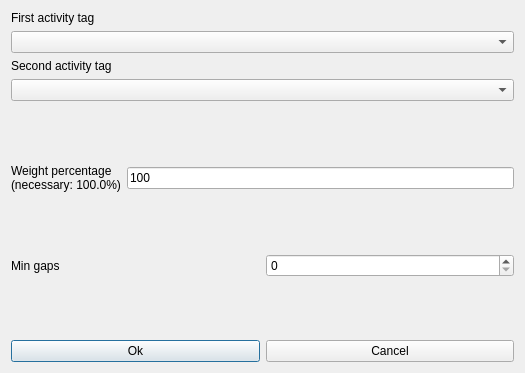
This is fet/src/interface/modifyconstraintstudentsmingapsbetweenorderedpairofactivitytagsform_template.ui in vonmecheln/fet as Qt 5 draws it before an edit. The edited form follows.
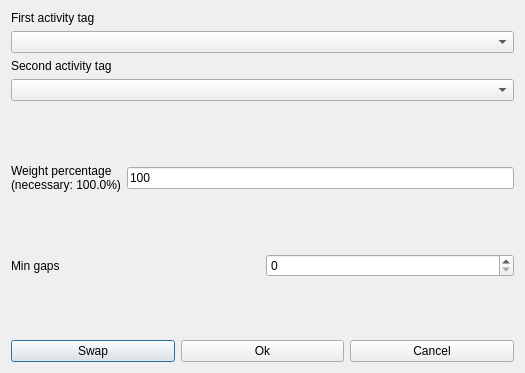
This is the edited form.

```diff
--- a/fet/src/interface/modifyconstraintstudentsmingapsbetweenorderedpairofactivitytagsform_template.ui
+++ b/fet/src/interface/modifyconstraintstudentsmingapsbetweenorderedpairofactivitytagsform_template.ui
@@ -171,6 +171,13 @@
    </item>
    <item>
     <layout class="QHBoxLayout">
+     <item>
+      <widget class="QPushButton" name="swapPushButton">
+       <property name="text">
+        <string comment="Interchange (swap) the two selected activity tags in the dialog">Swap</string>
+       </property>
+      </widget>
+     </item>
      <item>
       <widget class="QPushButton" name="okPushButton">
        <property name="text">
```
